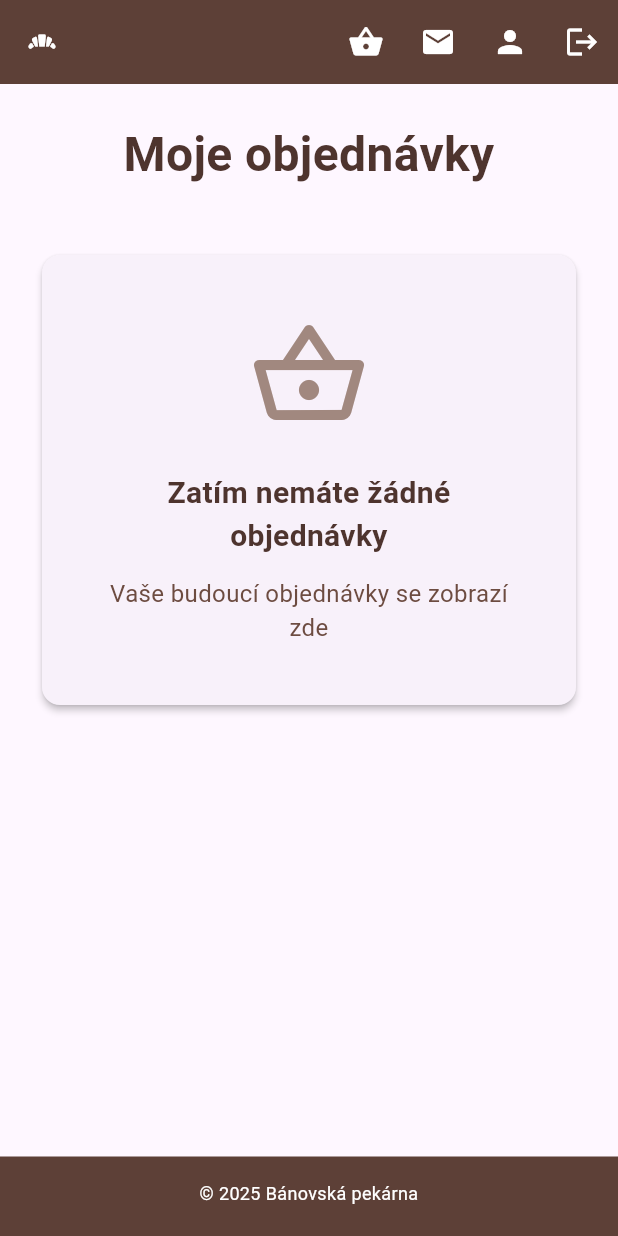
After one commit to Werdyn13/Maturitni-projekt, a Flutter app: the HomeScreen screen opened directly, scrolled down 403 dp, after a tap on the "shopping basket" icon, on a phone screen of 412 x 824 dp. The commit adds this screen. Run offline on Flutter 3.47's test engine with Material 3 defaults, Android fonts, the phone set to English and light mode, and no system bars; our stand-ins replace supabase_flutter; accounts and stored records are empty; network calls fail.

Commit message:
Lehké úpravy na home page a přidaná provizorní stránka pro objednávky.

```diff
--- a/lib/screens/home_screen.dart
+++ b/lib/screens/home_screen.dart
@@ -1,5 +1,6 @@
 import 'package:flutter/material.dart';
 import '../widgets/app_bar_widget.dart';
+import 'products_screen.dart';
 
 class HomeScreen extends StatelessWidget {
   const HomeScreen({super.key});
@@ -78,29 +79,29 @@ class HomeScreen extends StatelessWidget {
                     ),
                   ),
                   const SizedBox(height: 24),
-                  GridView.count(
-                    shrinkWrap: true,
-                    physics: const NeverScrollableScrollPhysics(),
-                    crossAxisCount: 3,
-                    crossAxisSpacing: 16,
-                    mainAxisSpacing: 16,
+                  Center(
+                    child: Wrap(
+                      spacing: 20,
+                      runSpacing: 20,
+                      alignment: WrapAlignment.center,
                       children: [
                         _buildProductCard(
-                        icon: Icons.bakery_dining,
-                        title: 'Chléb',
+                          icon: Icons.lunch_dining,
+                          title: 'Chleba',
                           description: 'Čerstvý domácí chléb',
                         ),
                         _buildProductCard(
-                        icon: Icons.cake,
-                        title: 'Koláče',
-                        description: 'Tradiční koláče',
+                          icon: Icons.bakery_dining,
+                          title: 'Rohlík',
+                          description: 'Tradiční rohlíky',
                         ),
                         _buildProductCard(
                           icon: Icons.cookie,
-                        title: 'Pečivo',
+                          title: 'Ostatní Pečivo',
                           description: 'Různé druhy pečiva',
                         ),
                       ],
+                    ),
                   ),
                 ],
               ),
@@ -134,19 +135,45 @@ class HomeScreen extends StatelessWidget {
     required String title,
     required String description,
   }) {
-    return Card(
-      elevation: 4,
+    return Builder(
+      builder: (context) => InkWell(
+        onTap: () {
+          Navigator.of(context).push(
+            MaterialPageRoute(
+              builder: (context) => ProductsScreen(
+                category: title,
+                icon: icon,
+              ),
+            ),
+          );
+        },
+        borderRadius: BorderRadius.circular(16),
+        child: Container(
+          width: 200,
+          height: 220,
+          child: Card(
+            elevation: 3,
+            shape: RoundedRectangleBorder(
+              borderRadius: BorderRadius.circular(16),
+            ),
             child: Padding(
-        padding: const EdgeInsets.all(16.0),
+              padding: const EdgeInsets.all(20.0),
               child: Column(
                 mainAxisAlignment: MainAxisAlignment.center,
                 children: [
-            Icon(icon, size: 64, color: Colors.brown[700]),
-            const SizedBox(height: 12),
+                  Container(
+                    padding: const EdgeInsets.all(16),
+                    decoration: BoxDecoration(
+                      color: Colors.brown[50],
+                      shape: BoxShape.circle,
+                    ),
+                    child: Icon(icon, size: 48, color: Colors.brown[700]),
+                  ),
+                  const SizedBox(height: 16),
                   Text(
                     title,
                     style: TextStyle(
-                fontSize: 20,
+                      fontSize: 18,
                       fontWeight: FontWeight.bold,
                       color: Colors.brown[800],
                     ),
@@ -156,11 +183,16 @@ class HomeScreen extends StatelessWidget {
                     description,
                     textAlign: TextAlign.center,
                     style: TextStyle(
-                fontSize: 14,
+                      fontSize: 13,
                       color: Colors.brown[600],
                     ),
+                    maxLines: 2,
+                    overflow: TextOverflow.ellipsis,
                   ),
                 ],
+              ),
+            ),
+          ),
         ),
       ),
     );
--- /dev/null
+++ b/lib/screens/orders_screen.dart
@@ -0,0 +1,92 @@
+import 'package:flutter/material.dart';
+import '../widgets/app_bar_widget.dart';
+
+class OrdersScreen extends StatelessWidget {
+  const OrdersScreen({super.key});
+
+  @override
+  Widget build(BuildContext context) {
+    return Scaffold(
+      appBar: const AppBarWidget(),
+      body: Column(
+        children: [
+          Expanded(
+            child: SingleChildScrollView(
+              padding: const EdgeInsets.all(24.0),
+              child: Center(
+                child: ConstrainedBox(
+                  constraints: const BoxConstraints(maxWidth: 800),
+                  child: Column(
+                    crossAxisAlignment: CrossAxisAlignment.stretch,
+                    children: [
+                      Text(
+                        'Moje objednávky',
+                        textAlign: TextAlign.center,
+                        style: TextStyle(
+                          fontSize: 32,
+                          fontWeight: FontWeight.bold,
+                          color: Colors.brown[800],
+                        ),
+                      ),
+                      const SizedBox(height: 40),
+                      // Empty state
+                      Card(
+                        elevation: 2,
+                        child: Padding(
+                          padding: const EdgeInsets.all(40.0),
+                          child: Column(
+                            children: [
+                              Icon(
+                                Icons.shopping_basket_outlined,
+                                size: 80,
+                                color: Colors.brown[300],
+                              ),
+                              const SizedBox(height: 24),
+                              Text(
+                                'Zatím nemáte žádné objednávky',
+                                textAlign: TextAlign.center,
+                                style: TextStyle(
+                                  fontSize: 20,
+                                  fontWeight: FontWeight.bold,
+                                  color: Colors.brown[800],
+                                ),
+                              ),
+                              const SizedBox(height: 12),
+                              Text(
+                                'Vaše budoucí objednávky se zobrazí zde',
+                                textAlign: TextAlign.center,
+                                style: TextStyle(
+                                  fontSize: 16,
+                                  color: Colors.brown[600],
+                                ),
+                              ),
+                            ],
+                          ),
+                        ),
+                      ),
+                    ],
+                  ),
+                ),
+              ),
+            ),
+          ),
+          Container(
+            width: double.infinity,
+            padding: const EdgeInsets.all(16),
+            color: Colors.brown[700],
+            child: Column(
+              children: [
+                Text(
+                  '© 2025 Bánovská pekárna',
+                  textAlign: TextAlign.center,
+                  style: const TextStyle(color: Colors.white, fontSize: 12),
+                ),
+                const SizedBox(height: 4),
+              ],
+            ),
+          ),
+        ],
+      ),
+    );
+  }
+}
--- a/lib/widgets/app_bar_widget.dart
+++ b/lib/widgets/app_bar_widget.dart
@@ -2,6 +2,7 @@ import 'package:flutter/material.dart';
 import '../screens/home_screen.dart';
 import '../screens/contact_screen.dart';
 import '../screens/profile_screen.dart';
+import '../screens/orders_screen.dart';
 import '../screens/login_screen.dart';
 import '../services/auth_service.dart';
 
@@ -29,8 +30,8 @@ class AppBarWidget extends StatelessWidget implements PreferredSizeWidget {
           icon: const Icon(Icons.shopping_basket),
           tooltip: 'Orders',
           onPressed: () {
-            ScaffoldMessenger.of(context).showSnackBar(
-              const SnackBar(content: Text('Objednávky - Připravuje se')),
+            Navigator.of(context).pushReplacement(
+              MaterialPageRoute(builder: (context) => const OrdersScreen()),
             );
           },
         ),
```
Also changed, not shown: lib/screens/products_screen.dart (added, +99 -0 lines). Lines whose indentation alone changed are shown as unchanged.
